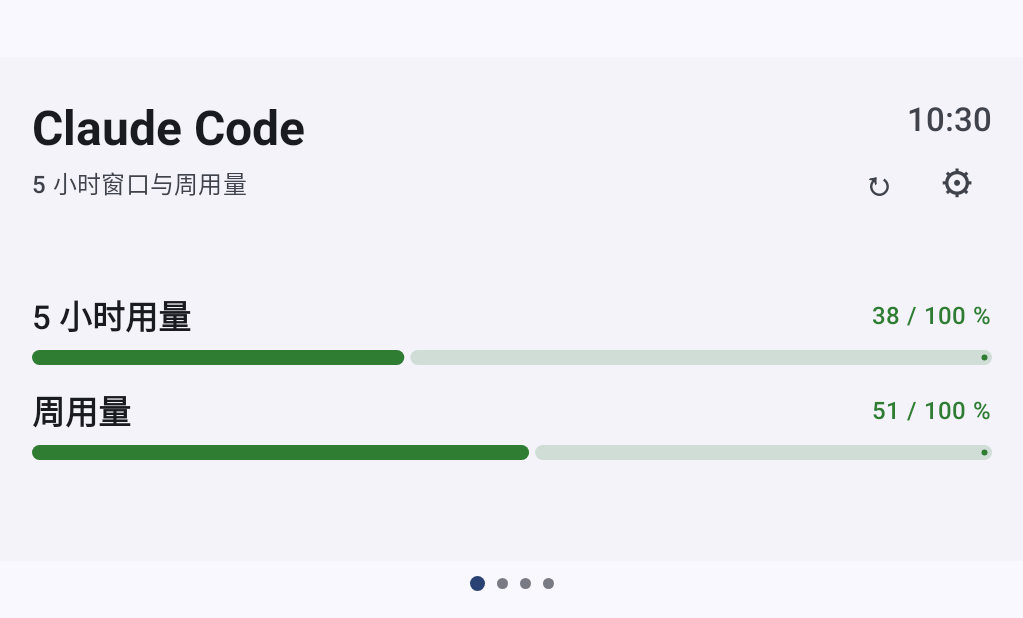
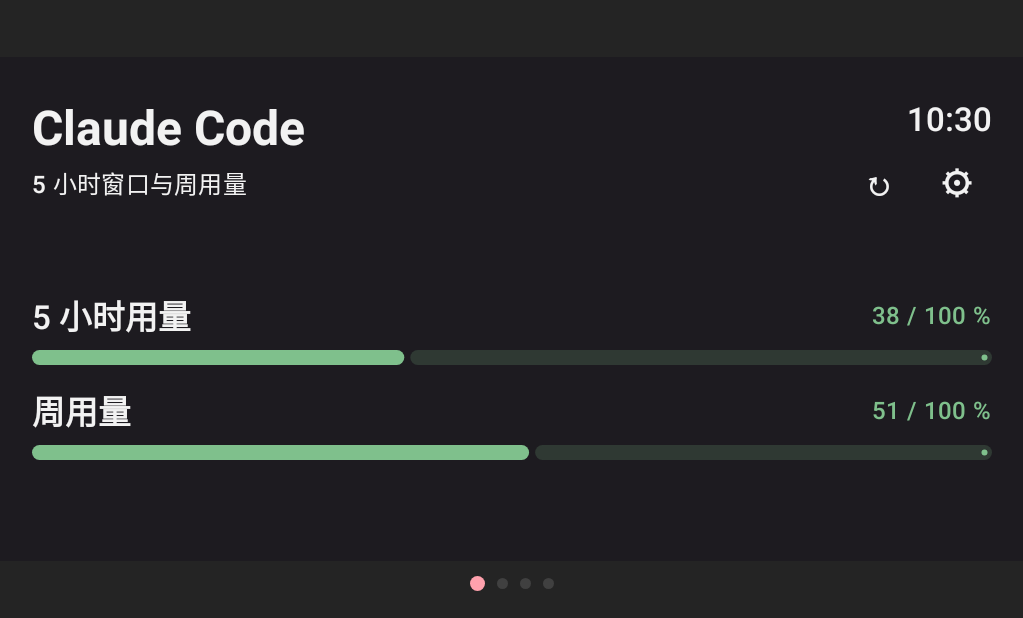
Before and after one commit to Nigh/AgentQuotaDock, an Android app built with Jetpack Compose: the screen it shows after launch (MainActivity), on a phone screen of 824 x 412 dp (held sideways). Shown: the whole screen, without its empty margins (106-1129 px from the left). Run offline under Robolectric (Android 15) with nearby library versions, the phone set to English and light mode, and no system bars.

Commit message:
feat: implement xianii-theme dark palette and OLED black theme
- Replace placeholder Material colors with xianii-theme dark palette
  Primary #FFA1AD, Secondary #D8B0FF, Tertiary #7FCFC4
  Surface #242424 on background #161616, Error #FA6863
- Add OledBlackColorScheme: pure black (#000000) backgrounds and
  surfaces with low-contrast outlines (#333333/#404040) for OLED display
- Remove SYSTEM/LIGHT ThemePreference; now DARK | OLED_BLACK only
  (default: DARK); update WatcherSettings default accordingly
- Update Settings ThemeSection with description text explaining OLED mode
- Fix progress bar colors to use xianii-theme semantic colors:
  HEALTHY #7FC08C, WARNING #EEBC4A, CRITICAL #FA6863
- Run: ./build.sh build && ./build.sh test — BUILD SUCCESSFUL

```diff
--- a/app/src/main/java/com/example/llmwatcher/model/Models.kt
+++ b/app/src/main/java/com/example/llmwatcher/model/Models.kt
@@ -105,9 +105,8 @@ data class UsageSnapshot(
 )
 
 enum class ThemePreference(val label: String) {
-    SYSTEM("跟随系统"),
-    LIGHT("浅色"),
-    DARK("深色"),
+    DARK("标准深色"),
+    OLED_BLACK("纯黑 OLED"),
 }
 
 data class BrightnessSettings(
@@ -135,7 +134,7 @@ data class PlatformSettings(
 
 data class WatcherSettings(
     val platforms: List<PlatformSettings> = LlmPlatform.entries.map { PlatformSettings(it) },
-    val themePreference: ThemePreference = ThemePreference.SYSTEM,
+    val themePreference: ThemePreference = ThemePreference.DARK,
     val brightness: BrightnessSettings = BrightnessSettings(),
     val refreshIntervalSeconds: Int = 15,
 ) {
--- a/app/src/main/java/com/example/llmwatcher/ui/dashboard/DashboardScreen.kt
+++ b/app/src/main/java/com/example/llmwatcher/ui/dashboard/DashboardScreen.kt
@@ -44,6 +44,9 @@ import com.example.llmwatcher.model.UsageIssue
 import com.example.llmwatcher.model.UsageLevel
 import com.example.llmwatcher.model.UsageMetric
 import com.example.llmwatcher.model.WatcherUiState
+import com.example.llmwatcher.ui.theme.XianiiError
+import com.example.llmwatcher.ui.theme.XianiiSuccess
+import com.example.llmwatcher.ui.theme.XianiiWarning
 import java.text.SimpleDateFormat
 import java.util.Date
 import java.util.Locale
@@ -351,9 +354,9 @@ private fun PageIndicator(
 @Composable
 private fun progressColorFor(level: UsageLevel): Color {
     return when (level) {
-        UsageLevel.HEALTHY -> Color(0xFF2E7D32)
-        UsageLevel.WARNING -> Color(0xFFEF6C00)
-        UsageLevel.CRITICAL -> MaterialTheme.colorScheme.error
+        UsageLevel.HEALTHY -> XianiiSuccess   // #7FC08C
+        UsageLevel.WARNING -> XianiiWarning   // #EEBC4A
+        UsageLevel.CRITICAL -> XianiiError    // #FA6863
     }
 }
 
--- a/app/src/main/java/com/example/llmwatcher/ui/settings/SettingsScreen.kt
+++ b/app/src/main/java/com/example/llmwatcher/ui/settings/SettingsScreen.kt
@@ -207,6 +207,11 @@ private fun ThemeSection(
     onThemePreferenceChange: (ThemePreference) -> Unit,
 ) {
     SectionCard(title = "主题模式") {
+        Text(
+            text = "纯黑 OLED 主题将大部分背景设为纯黑色，适合常亮放置的 OLED 屏幕手机，降低能耗与烧屏风险。",
+            style = MaterialTheme.typography.bodyMedium,
+            color = MaterialTheme.colorScheme.onSurfaceVariant,
+        )
         Row(horizontalArrangement = Arrangement.spacedBy(12.dp)) {
             ThemePreference.entries.forEach { themePreference ->
                 if (selected == themePreference) {
--- a/app/src/main/java/com/example/llmwatcher/ui/theme/Color.kt
+++ b/app/src/main/java/com/example/llmwatcher/ui/theme/Color.kt
@@ -2,10 +2,35 @@ package com.example.llmwatcher.ui.theme
 
 import androidx.compose.ui.graphics.Color
 
-val Purple80 = Color(0xFFD0BCFF)
-val PurpleGrey80 = Color(0xFFCCC2DC)
-val Pink80 = Color(0xFFEFB8C8)
+// ── xianii-theme token colors ────────────────────────────────────────────────
+// Source: https://github.com/Nigh/xianii-theme (dark palette only)
 
-val Purple40 = Color(0xFF6650a4)
-val PurpleGrey40 = Color(0xFF625b71)
-val Pink40 = Color(0xFF7D5260)
+// Primary / accent
+val XianiiPrimary = Color(0xFFFFA1AD)
+val XianiiOnPrimary = Color(0xFF242424)
+val XianiiSecondary = Color(0xFFD8B0FF)
+val XianiiOnSecondary = Color(0xFF242424)
+val XianiiTertiary = Color(0xFF7FCFC4)
+val XianiiOnTertiary = Color(0xFF242424)
+
+// Semantic feedback
+val XianiiError = Color(0xFFFA6863)
+val XianiiOnError = Color(0xFF1E1311)
+val XianiiSuccess = Color(0xFF7FC08C)
+val XianiiWarning = Color(0xFFEEBC4A)
+val XianiiInfo = Color(0xFF7CB3EB)
+
+// Dark surface tokens
+val XianiiBackground = Color(0xFF161616)   // base-200
+val XianiiSurface = Color(0xFF242424)      // base-100
+val XianiiSurfaceVariant = Color(0xFF404040) // base-300
+val XianiiOnSurface = Color(0xFFF2F2F2)   // base-content
+val XianiiOutline = Color(0xFF404040)
+val XianiiNeutral = Color(0xFF44403C)
+
+// OLED Black surface tokens
+val OledBackground = Color(0xFF000000)
+val OledSurface = Color(0xFF000000)
+val OledSurfaceVariant = Color(0xFF1A1A1A)
+val OledOutline = Color(0xFF333333)
+val OledOutlineVariant = Color(0xFF404040)
--- a/app/src/main/java/com/example/llmwatcher/ui/theme/Theme.kt
+++ b/app/src/main/java/com/example/llmwatcher/ui/theme/Theme.kt
@@ -1,63 +1,74 @@
 package com.example.llmwatcher.ui.theme
 
-import android.os.Build
-import androidx.compose.foundation.isSystemInDarkTheme
 import androidx.compose.material3.MaterialTheme
 import androidx.compose.material3.darkColorScheme
-import androidx.compose.material3.dynamicDarkColorScheme
-import androidx.compose.material3.dynamicLightColorScheme
-import androidx.compose.material3.lightColorScheme
 import androidx.compose.runtime.Composable
-import androidx.compose.ui.platform.LocalContext
+import androidx.compose.ui.graphics.Color
 import com.example.llmwatcher.model.ThemePreference
 
+// ── Standard Dark color scheme (xianii-theme dark palette) ───────────────────
 private val DarkColorScheme = darkColorScheme(
-    primary = Purple80,
-    secondary = PurpleGrey80,
-    tertiary = Pink80
+    primary = XianiiPrimary,
+    onPrimary = XianiiOnPrimary,
+    secondary = XianiiSecondary,
+    onSecondary = XianiiOnSecondary,
+    tertiary = XianiiTertiary,
+    onTertiary = XianiiOnTertiary,
+    error = XianiiError,
+    onError = XianiiOnError,
+    background = XianiiBackground,
+    onBackground = XianiiOnSurface,
+    surface = XianiiSurface,
+    onSurface = XianiiOnSurface,
+    surfaceVariant = XianiiSurfaceVariant,
+    onSurfaceVariant = XianiiOnSurface,
+    outline = XianiiOutline,
+    outlineVariant = XianiiOutline,
+    inverseSurface = XianiiOnSurface,
+    inverseOnSurface = XianiiBackground,
+    inversePrimary = XianiiPrimary,
+    scrim = Color.Black.copy(alpha = 0.5f),
+    surfaceContainerHighest = XianiiNeutral,
 )
 
-private val LightColorScheme = lightColorScheme(
-    primary = Purple40,
-    secondary = PurpleGrey40,
-    tertiary = Pink40
-
-    /* Other default colors to override
-    background = Color(0xFFFFFBFE),
-    surface = Color(0xFFFFFBFE),
-    onPrimary = Color.White,
-    onSecondary = Color.White,
-    onTertiary = Color.White,
-    onBackground = Color(0xFF1C1B1F),
-    onSurface = Color(0xFF1C1B1F),
-    */
+// ── OLED Black color scheme (pure black backgrounds for OLED displays) ────────
+private val OledBlackColorScheme = darkColorScheme(
+    primary = XianiiPrimary,
+    onPrimary = XianiiOnPrimary,
+    secondary = XianiiSecondary,
+    onSecondary = XianiiOnSecondary,
+    tertiary = XianiiTertiary,
+    onTertiary = XianiiOnTertiary,
+    error = XianiiError,
+    onError = XianiiOnError,
+    background = OledBackground,
+    onBackground = XianiiOnSurface,
+    surface = OledSurface,
+    onSurface = XianiiOnSurface,
+    surfaceVariant = OledSurfaceVariant,
+    onSurfaceVariant = XianiiOnSurface,
+    outline = OledOutline,
+    outlineVariant = OledOutlineVariant,
+    inverseSurface = XianiiOnSurface,
+    inverseOnSurface = OledBackground,
+    inversePrimary = XianiiPrimary,
+    scrim = Color.Black.copy(alpha = 0.6f),
+    surfaceContainerHighest = OledSurfaceVariant,
 )
 
 @Composable
 fun LLMWatcherTheme(
-    themePreference: ThemePreference = ThemePreference.SYSTEM,
-    // Dynamic color is available on Android 12+
-    dynamicColor: Boolean = true,
-    content: @Composable () -> Unit
+    themePreference: ThemePreference = ThemePreference.DARK,
+    content: @Composable () -> Unit,
 ) {
-    val darkTheme = when (themePreference) {
-        ThemePreference.SYSTEM -> isSystemInDarkTheme()
-        ThemePreference.LIGHT -> false
-        ThemePreference.DARK -> true
-    }
-    val colorScheme = when {
-        dynamicColor && Build.VERSION.SDK_INT >= Build.VERSION_CODES.S -> {
-            val context = LocalContext.current
-            if (darkTheme) dynamicDarkColorScheme(context) else dynamicLightColorScheme(context)
-        }
-
-        darkTheme -> DarkColorScheme
-        else -> LightColorScheme
+    val colorScheme = when (themePreference) {
+        ThemePreference.DARK -> DarkColorScheme
+        ThemePreference.OLED_BLACK -> OledBlackColorScheme
     }
 
     MaterialTheme(
         colorScheme = colorScheme,
         typography = Typography,
-        content = content
+        content = content,
     )
 }
```
